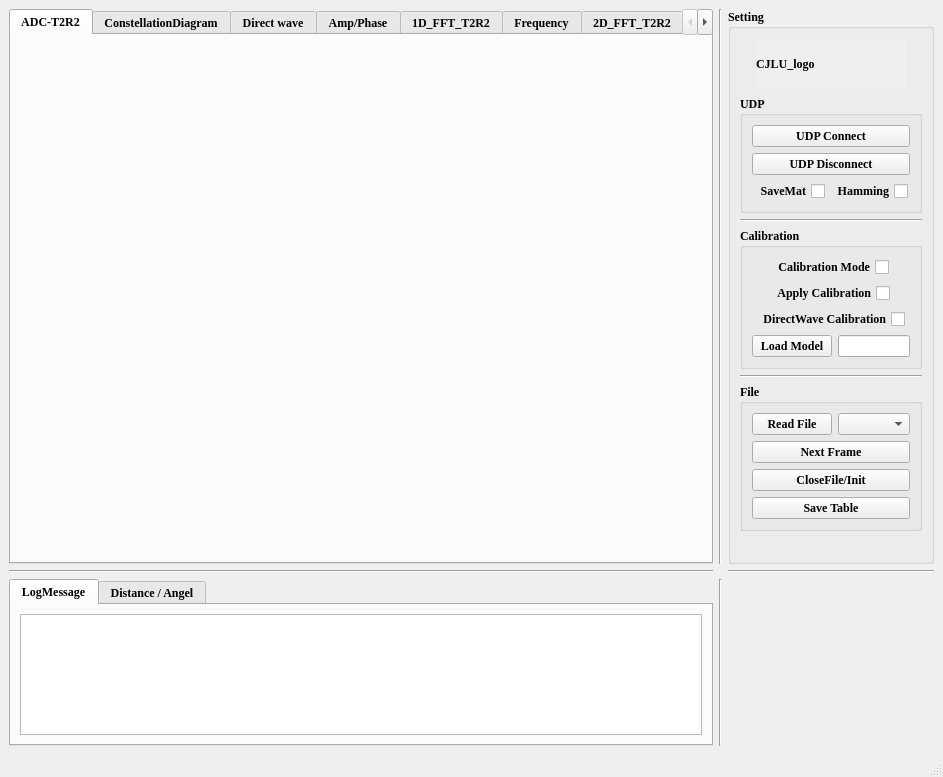
First picture: the form in Radar_UDP.ui, repository CruzeOliver/FMCW-Radar-GUI, before the edit.
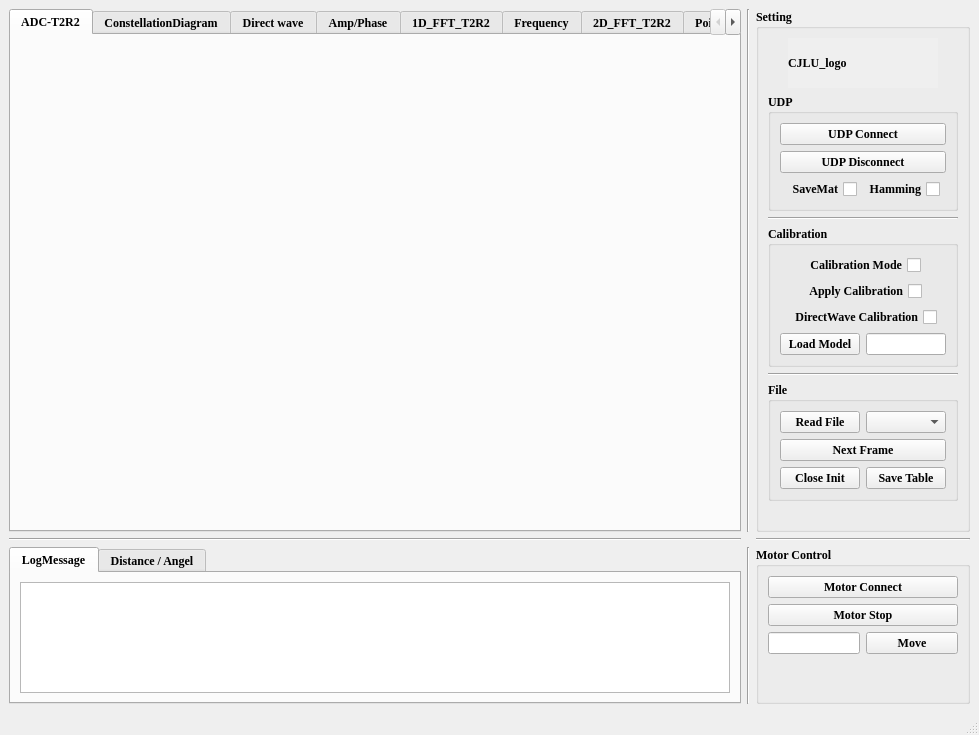
Second picture: the form after the edit.

Commit message: Added motor control related UI content

Diff of the .ui file:
```diff
--- a/Radar_UDP.ui
+++ b/Radar_UDP.ui
@@ -6,8 +6,8 @@
    <rect>
     <x>0</x>
     <y>0</y>
-    <width>943</width>
-    <height>777</height>
+    <width>979</width>
+    <height>735</height>
    </rect>
   </property>
   <property name="windowTitle">
@@ -409,7 +409,7 @@
              <widget class="QPushButton" name="pushButton_ReadFile">
               <property name="sizePolicy">
                <sizepolicy hsizetype="Expanding" vsizetype="Fixed">
-                <horstretch>0</horstretch>
+                <horstretch>5</horstretch>
                 <verstretch>0</verstretch>
                </sizepolicy>
               </property>
@@ -419,7 +419,14 @@
              </widget>
             </item>
             <item>
-             <widget class="QComboBox" name="comboBox_MatFrom"/>
+             <widget class="QComboBox" name="comboBox_MatFrom">
+              <property name="sizePolicy">
+               <sizepolicy hsizetype="Expanding" vsizetype="Fixed">
+                <horstretch>5</horstretch>
+                <verstretch>0</verstretch>
+               </sizepolicy>
+              </property>
+             </widget>
             </item>
            </layout>
           </item>
@@ -431,18 +438,22 @@
            </widget>
           </item>
           <item>
-           <widget class="QPushButton" name="pushButton_CloseFile">
-            <property name="text">
-             <string>CloseFile/Init</string>
-            </property>
-           </widget>
-          </item>
-          <item>
-           <widget class="QPushButton" name="pushButton">
-            <property name="text">
-             <string>Save Table</string>
-            </property>
-           </widget>
+           <layout class="QHBoxLayout" name="horizontalLayout_15">
+            <item>
+             <widget class="QPushButton" name="pushButton_CloseFile">
+              <property name="text">
+               <string>Close Init</string>
+              </property>
+             </widget>
+            </item>
+            <item>
+             <widget class="QPushButton" name="pushButton_SaveTable">
+              <property name="text">
+               <string>Save Table</string>
+              </property>
+             </widget>
+            </item>
+           </layout>
           </item>
          </layout>
         </widget>
@@ -720,7 +731,75 @@
      </widget>
     </item>
     <item row="3" column="2">
-     <widget class="QWidget" name="widget" native="true"/>
+     <widget class="QGroupBox" name="groupBox_motor">
+      <property name="font">
+       <font>
+        <family>Times New Roman</family>
+        <pointsize>9</pointsize>
+        <weight>75</weight>
+        <bold>true</bold>
+       </font>
+      </property>
+      <property name="title">
+       <string>Motor Control</string>
+      </property>
+      <layout class="QVBoxLayout" name="verticalLayout_4">
+       <item>
+        <widget class="QPushButton" name="pushButton_MotorConnect">
+         <property name="text">
+          <string>Motor Connect</string>
+         </property>
+        </widget>
+       </item>
+       <item>
+        <widget class="QPushButton" name="pushButton_MotorDisconnect">
+         <property name="text">
+          <string>Motor Stop</string>
+         </property>
+        </widget>
+       </item>
+       <item>
+        <layout class="QHBoxLayout" name="horizontalLayout_12">
+         <item>
+          <widget class="QLineEdit" name="lineEdit_MoveAngel">
+           <property name="sizePolicy">
+            <sizepolicy hsizetype="Expanding" vsizetype="Fixed">
+             <horstretch>5</horstretch>
+             <verstretch>0</verstretch>
+            </sizepolicy>
+           </property>
+          </widget>
+         </item>
+         <item>
+          <widget class="QPushButton" name="pushButton_MoveAngel">
+           <property name="sizePolicy">
+            <sizepolicy hsizetype="Expanding" vsizetype="Fixed">
+             <horstretch>5</horstretch>
+             <verstretch>0</verstretch>
+            </sizepolicy>
+           </property>
+           <property name="text">
+            <string>Move</string>
+           </property>
+          </widget>
+         </item>
+        </layout>
+       </item>
+       <item>
+        <spacer name="verticalSpacer_4">
+         <property name="orientation">
+          <enum>Qt::Vertical</enum>
+         </property>
+         <property name="sizeHint" stdset="0">
+          <size>
+           <width>20</width>
+           <height>40</height>
+          </size>
+         </property>
+        </spacer>
+       </item>
+      </layout>
+     </widget>
     </item>
    </layout>
    <zorder>tabWidget_Display</zorder>
```
Left out of the diff: 201 changed lines with no effect on the pictures. The commit also changes 1 other file.
